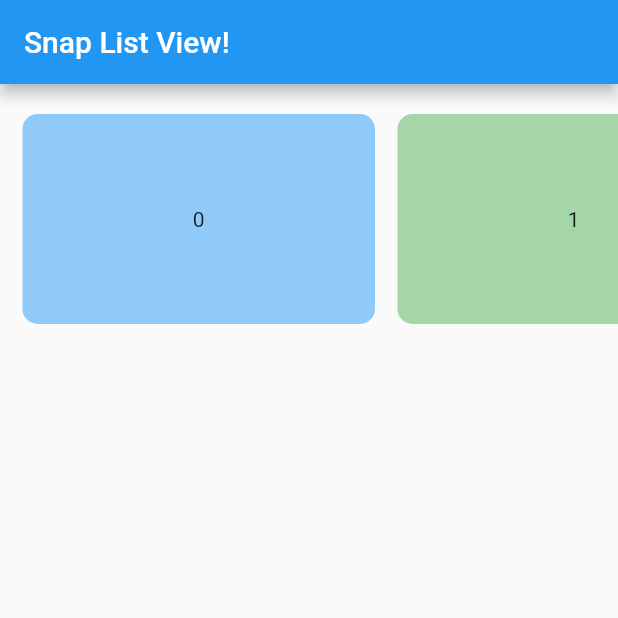
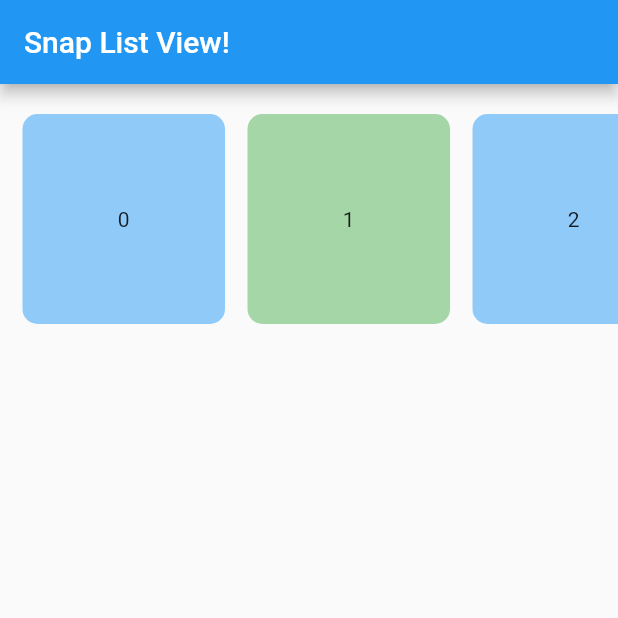
Before and after one commit to LOCKEDFILE/flutter_snap_list_view, a Flutter app: the screen it shows after launch, on a phone screen of 412 x 824 dp, the top half of it. Run offline on Flutter 3.47's test engine with Material 2 defaults, Android fonts, the phone set to English and light mode, and no system bars.

Commit message:
add README img

```diff
--- a/lib/main.dart
+++ b/lib/main.dart
@@ -39,7 +39,7 @@ class _ItemListState extends State<ItemList> {
       appBar: AppBar(title: Text('Snap List View!')),
       body: SnapListView(
         height: 180.0,
-        width: 235.0,
+        width: 135.0,
         children: children,
       ),
     );
```
Also changed, not shown: img2.png (added), 1 other file.
